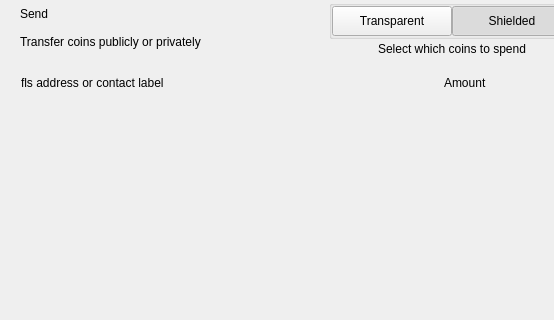
This is src/qt/fls/forms/send.ui in Liquid369/blank as Qt 5 draws it before an edit; both pictures show x 0 to 554 and y 0 to 320 of the 893 by 700 pixel window. The edited form follows.
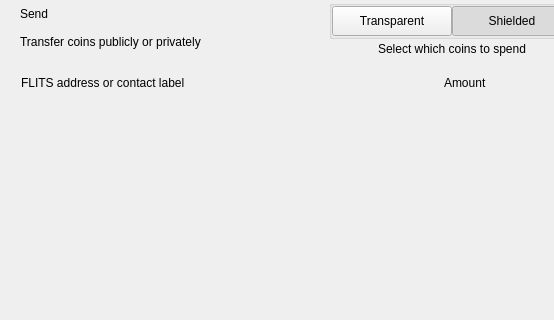
This is the edited form. Custom widgets are drawn as their Qt base class.

The edit to the form file:
```diff
--- a/src/qt/fls/forms/send.ui
+++ b/src/qt/fls/forms/send.ui
@@ -255,7 +255,7 @@
              <string notr="true">margin-left:8px;</string>
             </property>
             <property name="text">
-             <string>fls address or contact label</string>
+             <string>FLITS address or contact label</string>
             </property>
            </widget>
           </item>
```
